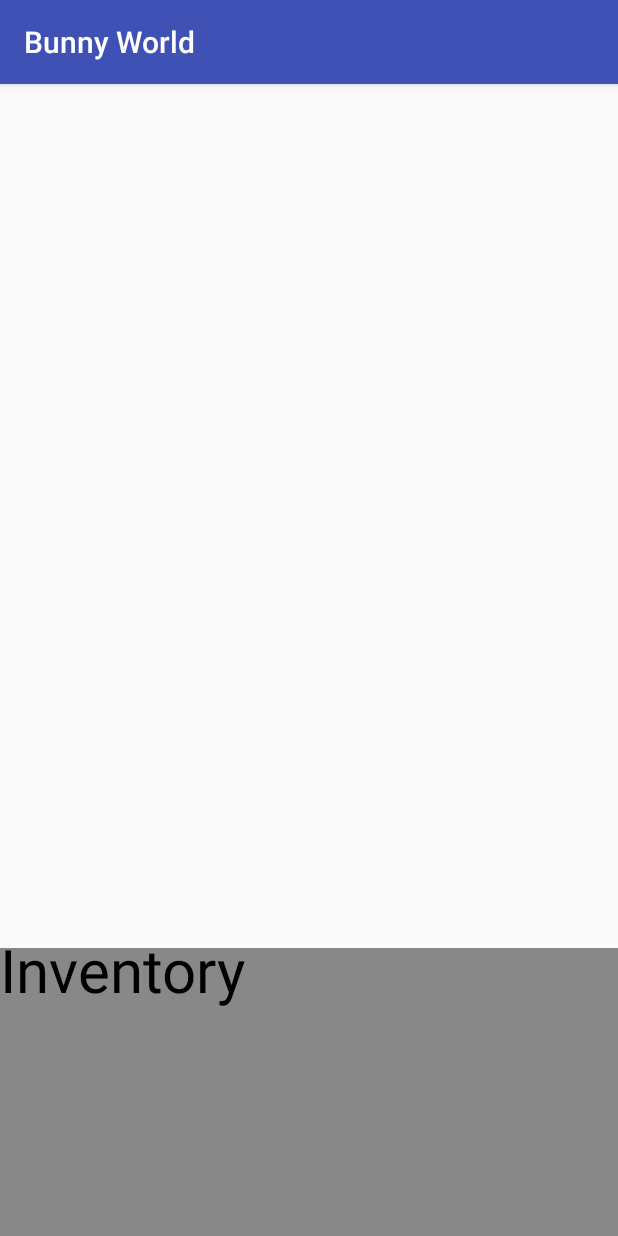
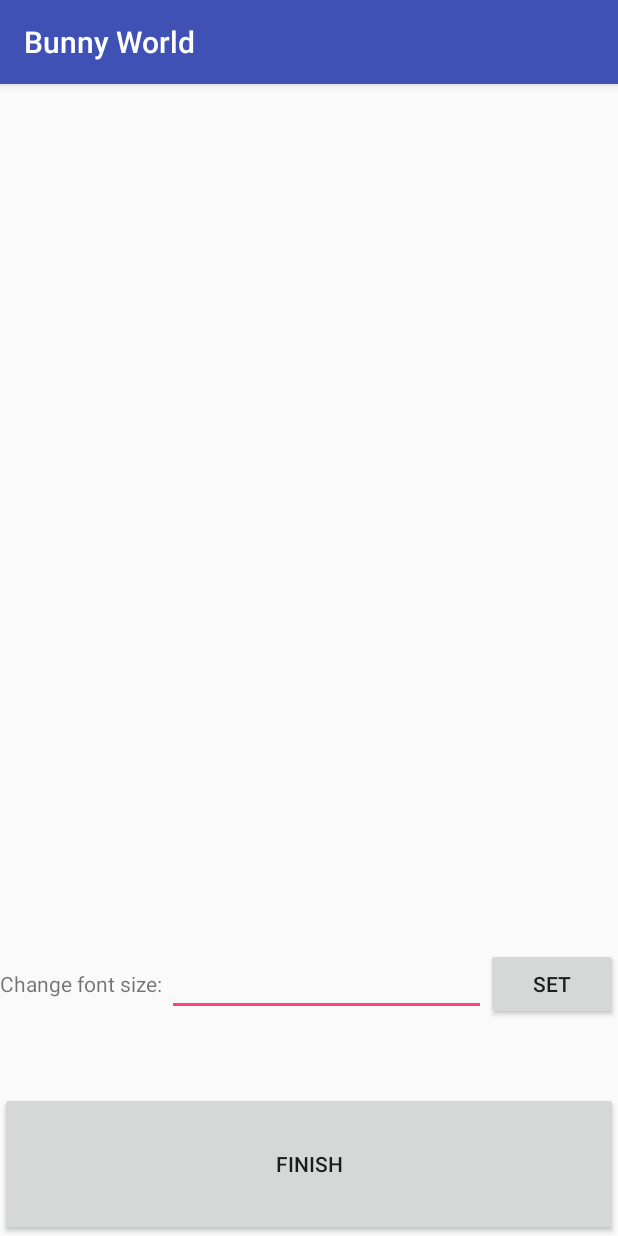
Before and after one commit to maivy/Bunny-World, an Android app: the PlaceShape screen opened directly, with no data from a screen before it, on a phone screen of 412 x 824 dp. Run offline under Robolectric (Android 15) with nearby library versions, the phone set to English and light mode, and no system bars.

Commit message:
allows placement of shapes for shapes that are being edited

```diff
--- a/app/src/main/java/edu/stanford/cs108/bunnyworld/NewShape.java
+++ b/app/src/main/java/edu/stanford/cs108/bunnyworld/NewShape.java
@@ -391,6 +391,7 @@ public class NewShape extends AppCompatActivity {
 
                 Intent intent = new Intent(this, PlaceShape.class);
                 intent.putExtra("pageName", currPageName);
+                intent.putExtra("editing", false);
                 startActivity(intent);
             }
         }
--- a/app/src/main/java/edu/stanford/cs108/bunnyworld/PlaceScreen.java
+++ b/app/src/main/java/edu/stanford/cs108/bunnyworld/PlaceScreen.java
@@ -1,5 +1,6 @@
 package edu.stanford.cs108.bunnyworld;
 
+import android.app.Activity;
 import android.content.Context;
 import android.graphics.Canvas;
 import android.graphics.Color;
@@ -9,6 +10,7 @@ import android.support.annotation.Nullable;
 import android.util.AttributeSet;
 import android.view.MotionEvent;
 import android.view.View;
+import android.widget.EditText;
 
 import java.util.HashMap;
 import java.util.HashSet;
@@ -31,12 +33,11 @@ public class PlaceScreen extends View {
     boolean resizingBottom = false;
     boolean resizingSide = false;
     Shape resizeShape;
-    private Shape selectedShape;
+    public static Shape selectedShape;
     private String currPage;
     int viewHeight;
     int viewWidth;
     float inventoryHeight;
-    float inventoryMin;
     float x;
     float y;
     float prevX;
@@ -64,14 +65,11 @@ public class PlaceScreen extends View {
         super.onSizeChanged(w, h, oldw, oldh);
         viewHeight = h;
         viewWidth = w;
-        inventoryHeight = viewHeight * 0.75f;
-        inventoryMin = inventoryHeight + 60;
+        inventoryHeight = viewHeight;
     }
 
-    private void drawInventory(Canvas canvas) {
-        RectF rect = new RectF(0f, inventoryHeight, viewWidth, viewHeight);
-        canvas.drawRect(rect, inventoryPaint);
-        canvas.drawText("Inventory", 0, inventoryHeight + 45, inventoryTextPaint);
+    public void refresh() {
+        invalidate();
     }
 
     public void drawShapes(Canvas canvas) {
@@ -79,7 +77,8 @@ public class PlaceScreen extends View {
         for(Shape shape : shapes) {
             if(shape.getAssociatedPage().equals(currPage)) {
                 shape.draw(canvas, false);
-                if(shape == selectedShape) {
+                //cannot resize text this way
+                if(shape == selectedShape && shape.getText().equals("")) {
                     addCircles(shape, canvas);
                 }
             }
@@ -105,7 +104,6 @@ public class PlaceScreen extends View {
     @Override
     protected void onDraw(Canvas canvas) {
         drawShapes(canvas);
-        drawInventory(canvas);
     }
 
     public Shape getShape() {
@@ -160,6 +158,12 @@ public class PlaceScreen extends View {
                 prevY = y;
                 Shape shape = getShape();
                 selectedShape = shape;
+                EditText fontSize = (EditText) ((Activity) getContext()).findViewById(R.id.fontSize);
+                if(selectedShape != null && !selectedShape.getText().equals("")){
+                    fontSize.setText("" + selectedShape.getFontSize());
+                } else {
+                    fontSize.setText("");
+                }
                 break;
             case MotionEvent.ACTION_MOVE:
                 x = event.getX();
@@ -167,10 +171,11 @@ public class PlaceScreen extends View {
                 if(selectedShape != null) {
                     if (selectedShape.getText().equals("")) {
                         selectedShape.setX(x - selectedShape.getWidth() * .5f);
-                        selectedShape.setY(y - selectedShape.getHeight() * .5f);
+                        //min to prevent people from putting stuff in inventory
+                        selectedShape.setY(Math.min(y - selectedShape.getHeight() * .5f, inventoryHeight - selectedShape.getHeight()));
                     } else {
                         selectedShape.setX(x - selectedShape.getTextPaint().measureText(selectedShape.getText()) * .5f);
-                        selectedShape.setY(y);
+                        selectedShape.setY(Math.min(y, inventoryHeight - selectedShape.getTextPaint().descent()));
                     }
                 }
                 if(resizingBottom) {
--- a/app/src/main/res/layout/activity_place_shape.xml
+++ b/app/src/main/res/layout/activity_place_shape.xml
@@ -7,7 +7,44 @@
     tools:context="edu.stanford.cs108.bunnyworld.PlaceShape">
 
     <edu.stanford.cs108.bunnyworld.PlaceScreen
+        android:id="@+id/screen"
         android:layout_width="match_parent"
-        android:layout_height="match_parent" />
+        android:layout_height="0dp"
+        android:layout_weight=".75"/>
+
+    <LinearLayout
+        android:layout_width="match_parent"
+        android:layout_height="0dp"
+        android:orientation="horizontal"
+        android:layout_weight="0.125">
+
+        <TextView
+            android:layout_width="wrap_content"
+            android:layout_height="wrap_content"
+            android:text="Change font size: "/>
+
+        <EditText
+            android:id="@+id/fontSize"
+            android:layout_width="0dp"
+            android:layout_weight="1"
+            android:layout_height="wrap_content"
+            android:inputType="number"/>
+
+        <Button
+            android:id="@+id/setFontSize"
+            android:layout_width="wrap_content"
+            android:layout_height="wrap_content"
+            android:text="Set"
+            android:onClick="set"/>
+
+    </LinearLayout>
+
+    <Button
+        android:id="@+id/finish"
+        android:layout_width="match_parent"
+        android:layout_height="0dp"
+        android:layout_weight="0.125"
+        android:text="Finish"
+        android:onClick="finish"/>
 
 </LinearLayout>
```
Also changed, not shown: app/src/main/java/edu/stanford/cs108/bunnyworld/EditShape.java (+9 -0 lines), app/src/main/java/edu/stanford/cs108/bunnyworld/PlaceShape.java (+28 -0 lines), app/src/main/res/layout/activity_edit_shape.xml (+21 -5 lines).
